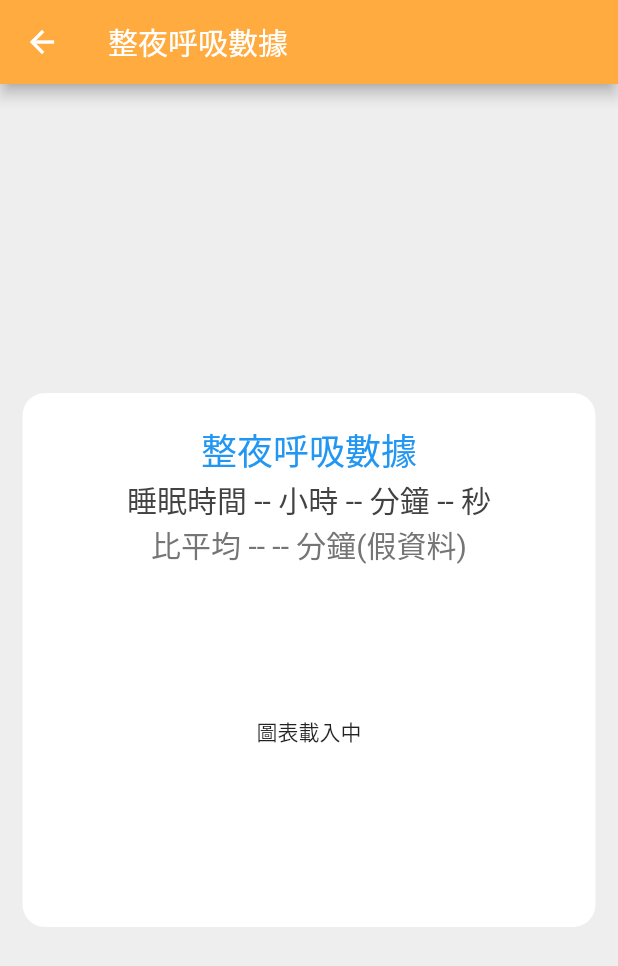
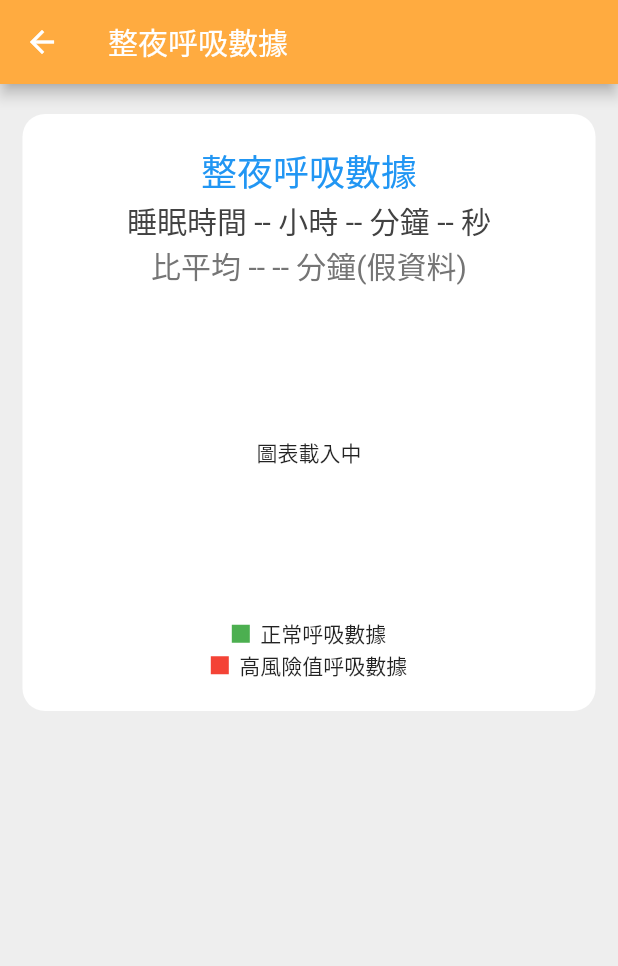
Before and after one commit to david90103/bluetooth_flutter, a Flutter app: the BreathePage screen opened by its route, on a phone screen of 412 x 824 dp. Shown: the top 966 px of the screen. Run offline on Flutter 3.47's test engine with Material 2 defaults, Android fonts, the phone set to English and light mode, and no system bars; our stand-ins replace animated_background, charts_flutter, firebase_auth, firebase_database, flutter_bluetooth_serial, flutter_signin_button and 5 more; missing offline and left inert: flutter_cupertino_date_picker, get_version; accounts and stored records are empty; Roboto replaces fonts that are missing (Nunito).

Commit message:
[add]icon, appname, ahi color, auto login, linechart max min, beat max min

```diff
--- a/lib/charts/beat.dart
+++ b/lib/charts/beat.dart
@@ -52,10 +52,12 @@ class BeatPageState extends State<BeatPage> {
       for (int i = 0; i < beatList.length; i++) {
         value = beatList[i]['value'];
         if (value - 1 > 0) {
+          if (value > 150) value = 150;
+          if (value < 50) value = 50;
           if (beatMin > value) beatMin = value;
           if (beatMax < value) beatMax = value;
         }
-        data.add(new RecordData(i, beatList[i]['value']));
+        data.add(new RecordData(i, value));
       }
       var chartdata = [
         new charts.Series<RecordData, int>(
--- a/lib/charts/breathe.dart
+++ b/lib/charts/breathe.dart
@@ -1,5 +1,6 @@
 import 'package:charts_flutter/flutter.dart' as charts;
 import 'package:flutter/material.dart';
+import 'package:flutter/services.dart';
 import '../common/RecordData.dart';
 import '../common/database.dart';
 
@@ -29,11 +30,23 @@ class BreathePageState extends State<BreathePage> {
   void initState() {
     super.initState();
     database = new MonitorDatabase();
+    //vertical mode only
+    SystemChrome.setPreferredOrientations([
+      DeviceOrientation.portraitUp,
+      DeviceOrientation.portraitDown,
+      DeviceOrientation.landscapeLeft,
+      DeviceOrientation.landscapeRight,
+    ]);
   }
 
   @override
   void dispose() {
     super.dispose();
+    //vertical mode only
+    SystemChrome.setPreferredOrientations([
+      DeviceOrientation.portraitUp,
+      DeviceOrientation.portraitDown,
+    ]);
   }
 
   Future _drawBreatheChart({time = 0}) async {
@@ -58,7 +71,9 @@ class BreathePageState extends State<BreathePage> {
         if (breatheList[i]['value1'] > 0 && breatheList[i]['value9'] > 0) {
           for (int j = 1; j <= 16; j++) {
             double value = breatheList[i]['value' + j.toString()];
-            // 檢查risk > 80
+            if (value > 500) value = 500;
+            if (value < 50) value = 50;
+            // 檢查risk > 80 (breatheList[i]['value']為風險值)
             if (breatheList[i]['value'] >= 80) {
               data['danger'].add(new RecordData(i, value));
               data['normal'].add(new RecordData(i, null));
@@ -143,6 +158,28 @@ class BreathePageState extends State<BreathePage> {
                               : Center(child: Text('圖表載入中')),
                         ),
                       ),
+                      Row(
+                        mainAxisAlignment: MainAxisAlignment.center,
+                        children: <Widget>[
+                          Container(
+                              padding: EdgeInsets.only(top: 10),
+                              height: 12,
+                              width: 12,
+                              color: Colors.green),
+                          Text('  正常呼吸數據'),
+                        ],
+                      ),
+                      Row(
+                        mainAxisAlignment: MainAxisAlignment.center,
+                        children: <Widget>[
+                          Container(
+                              padding: EdgeInsets.only(top: 10),
+                              height: 12,
+                              width: 12,
+                              color: Colors.red),
+                          Text('  高風險值呼吸數據'),
+                        ],
+                      ),
                     ],
                   ),
                 ),
@@ -158,8 +195,7 @@ class BreathePageState extends State<BreathePage> {
       decoration: BoxDecoration(
         color: Colors.grey[200],
       ),
-      child: Column(
-        mainAxisAlignment: MainAxisAlignment.center,
+      child: ListView(
         children: <Widget>[row],
       ),
     );
--- a/lib/charts/oxygen.dart
+++ b/lib/charts/oxygen.dart
@@ -19,7 +19,6 @@ class OxygenPageState extends State<OxygenPage> {
 
   Map oxygenChart = {
     'average': '--',
-    'discription': '睡眠品質不佳 🐣(假資料)',
     'chart': null,
   };
 
@@ -106,11 +105,6 @@ class OxygenPageState extends State<OxygenPage> {
                         style:
                             TextStyle(fontSize: 20.0, color: Colors.grey[800]),
                       ),
-                      Text(
-                        oxygenChart['discription'],
-                        style:
-                            TextStyle(fontSize: 20.0, color: Colors.grey[600]),
-                      ),
                       Padding(
                         padding:
                             EdgeInsets.symmetric(horizontal: 20, vertical: 10),
--- a/lib/details.dart
+++ b/lib/details.dart
@@ -83,7 +83,7 @@ class DetailsPageState extends State<DetailsPage> {
     return Scaffold(
       appBar: AppBar(
         iconTheme: IconThemeData(color: Colors.white),
-        title: Text('詳細資訊', style: TextStyle(color: Colors.white)),
+        title: Text('更多資訊', style: TextStyle(color: Colors.white)),
         backgroundColor: Colors.orangeAccent,
       ),
       body: Center(
@@ -91,10 +91,6 @@ class DetailsPageState extends State<DetailsPage> {
           mainAxisAlignment: MainAxisAlignment.center,
           crossAxisAlignment: CrossAxisAlignment.center,
           children: <Widget>[
-            // Padding(
-            //   padding: EdgeInsets.all(30),
-            //   child: Image.asset('assets/ahi_info.png'),
-            // ),
             _buildTable(),
             _divider(Colors.grey[300]),
             Text('聯絡資訊: 臺中榮民總醫院胸腔內科', style: TextStyle(fontSize: 18)),
--- a/lib/home.dart
+++ b/lib/home.dart
@@ -40,7 +40,10 @@ class HomePageState extends State<HomePage> {
   static List<charts.Series<RecordData, int>> _chartData() {
     List<RecordData> data = [];
     for (int i = 0; i < 480; i++) {
-      data.add(new RecordData(i - 480, breathe[i]));
+      double value = breathe[i];
+      if (value > 500) value = 500;
+      if (value < 50) value = 50;
+      data.add(new RecordData(i - 480, value));
     }
 
     return [
@@ -172,7 +175,6 @@ class HomePageState extends State<HomePage> {
   Future _calculate() async {
     int now = DateTime.now().millisecondsSinceEpoch ~/ 1000;
     database.saveTime(startTime, now);
-
     calculating = false;
     //完成後切換到歷史紀錄頁面
     Navigator.pushNamed(context, '/history');
--- a/pubspec.yaml
+++ b/pubspec.yaml
@@ -45,7 +45,13 @@ dependencies:
 dev_dependencies:
   flutter_test:
     sdk: flutter
+  flutter_launcher_icons: ^0.7.3
 
+# App launcher icons
+flutter_icons:
+  android: "launcher_icon"
+  ios: true
+  image_path: "assets/icon.png"
 
 # For information on the generic Dart part of this file, see the
 # following page: https://www.dartlang.org/tools/pub/pubspec
```
Also changed, not shown: lib/charts/ahi.dart (+12 -0 lines), lib/common/drawer.dart (+7 -5 lines), lib/history.dart (+4 -6 lines), lib/login.dart (+25 -11 lines), assets/icon.png (added), pubspec.lock, 21 other files.
